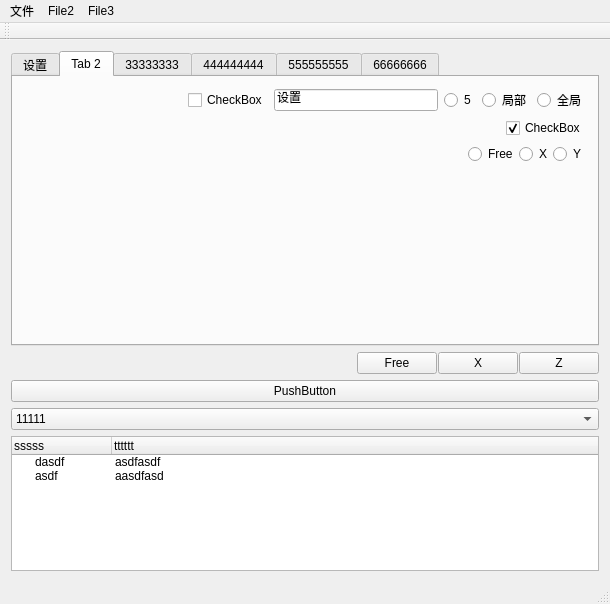
Old version of the form ui/MainWindow.ui in the repository FOHEART/CarbonUI_app.
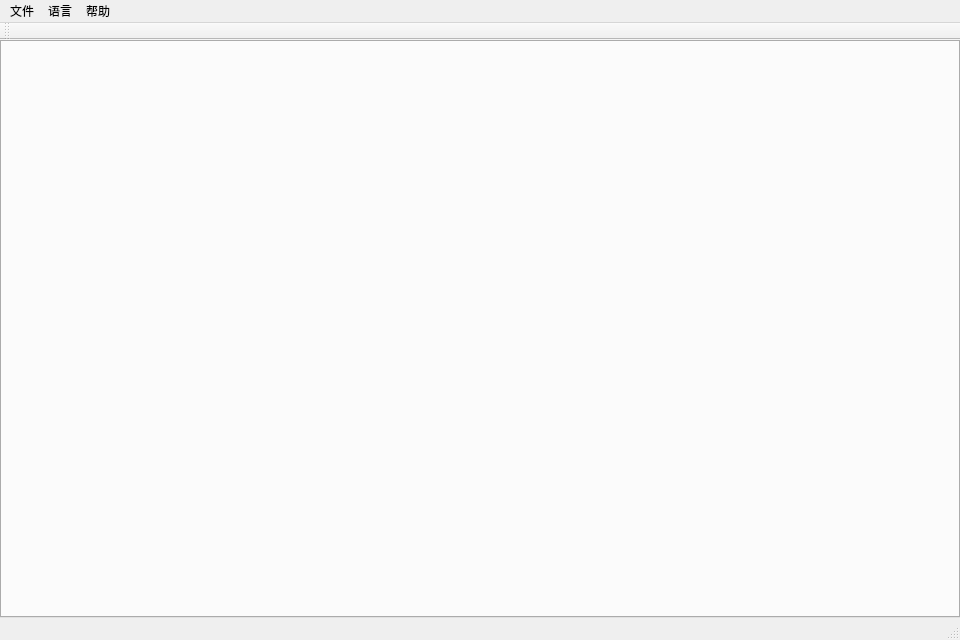
New version of the form. The open tabs and pages were chosen to show the change. Icons and pictures are not drawn.

Patch:
```diff
--- a/ui/MainWindow.ui
+++ b/ui/MainWindow.ui
@@ -6,424 +6,29 @@
    <rect>
     <x>0</x>
     <y>0</y>
-    <width>610</width>
-    <height>604</height>
+    <width>960</width>
+    <height>640</height>
    </rect>
   </property>
   <property name="windowTitle">
    <string>MainWindow</string>
   </property>
   <widget class="QWidget" name="centralWidget">
-   <layout class="QGridLayout" name="gridLayout">
-    <item row="0" column="0">
-     <widget class="QTabWidget" name="tabWidget">
-      <property name="currentIndex">
-       <number>2</number>
-      </property>
-      <widget class="QWidget" name="tab">
-       <attribute name="title">
-        <string>设置</string>
-       </attribute>
-       <layout class="QGridLayout" name="gridLayout_2">
-        <property name="leftMargin">
-         <number>0</number>
-        </property>
-        <property name="topMargin">
-         <number>0</number>
-        </property>
-        <property name="rightMargin">
-         <number>0</number>
-        </property>
-        <property name="bottomMargin">
-         <number>0</number>
-        </property>
-        <property name="spacing">
-         <number>0</number>
-        </property>
-        <item row="0" column="0">
-         <widget class="QScrollArea" name="scrollArea">
-          <property name="widgetResizable">
-           <bool>true</bool>
-          </property>
-          <widget class="QWidget" name="scrollAreaWidgetContents">
-           <property name="geometry">
-            <rect>
-             <x>0</x>
-             <y>0</y>
-             <width>584</width>
-             <height>419</height>
-            </rect>
-           </property>
-           <layout class="QVBoxLayout" name="verticalLayout">
-            <item>
-             <widget class="QGroupBox" name="groupBox_1">
-              <property name="title">
-               <string>设置</string>
-              </property>
-              <property name="flat">
-               <bool>false</bool>
-              </property>
-              <layout class="QVBoxLayout" name="verticalLayout_4">
-               <item>
-                <widget class="QLabel" name="label">
-                 <property name="text">
-                  <string>TextLabel</string>
-                 </property>
-                </widget>
-               </item>
-               <item>
-                <widget class="QLabel" name="label_2">
-                 <property name="text">
-                  <string>TextLabel</string>
-                 </property>
-                </widget>
-               </item>
-               <item>
-                <widget class="QPushButton" name="pushButton_5">
-                 <property name="text">
-                  <string>PushButton</string>
-                 </property>
-                </widget>
-               </item>
-               <item>
-                <widget class="QRadioButton" name="radioButton">
-                 <property name="text">
-                  <string>RadioButton</string>
-                 </property>
-                </widget>
-               </item>
-              </layout>
-             </widget>
-            </item>
-            <item>
-             <widget class="QGroupBox" name="groupBox_2">
-              <property name="title">
-               <string>设置2</string>
-              </property>
-              <layout class="QVBoxLayout" name="verticalLayout_3">
-               <item>
-                <widget class="QPushButton" name="pushButton">
-                 <property name="text">
-                  <string>PushButton</string>
-                 </property>
-                </widget>
-               </item>
-               <item>
-                <widget class="QToolButton" name="toolButton">
-                 <property name="text">
-                  <string>...</string>
-                 </property>
-                </widget>
-               </item>
-               <item>
-                <widget class="QCheckBox" name="checkBox">
-                 <property name="text">
-                  <string>CheckBox</string>
-                 </property>
-                </widget>
-               </item>
-              </layout>
-             </widget>
-            </item>
-            <item>
-             <spacer name="verticalSpacer">
-              <property name="orientation">
-               <enum>Qt::Vertical</enum>
-              </property>
-              <property name="sizeHint" stdset="0">
-               <size>
-                <width>20</width>
-                <height>40</height>
-               </size>
-              </property>
-             </spacer>
-            </item>
-           </layout>
-          </widget>
-         </widget>
-        </item>
-       </layout>
-      </widget>
-      <widget class="QWidget" name="tab_2">
-       <attribute name="title">
-        <string>Tab 2</string>
-       </attribute>
-       <layout class="QVBoxLayout" name="verticalLayout_2">
-        <item>
-         <layout class="QHBoxLayout" name="horizontalLayout_2">
-          <item>
-           <spacer name="horizontalSpacer">
-            <property name="orientation">
-             <enum>Qt::Horizontal</enum>
-            </property>
-            <property name="sizeHint" stdset="0">
-             <size>
-              <width>40</width>
-              <height>20</height>
-             </size>
-            </property>
-           </spacer>
-          </item>
-          <item>
-           <widget class="QCheckBox" name="checkBox_3">
-            <property name="text">
-             <string>CheckBox</string>
-            </property>
-           </widget>
-          </item>
-          <item>
-           <widget class="QLineEdit" name="lineEdit">
-            <property name="text">
-             <string>设置</string>
-            </property>
-           </widget>
-          </item>
-          <item>
-           <widget class="QRadioButton" name="radioButton_4">
-            <property name="text">
-             <string>5</string>
-            </property>
-           </widget>
-          </item>
-          <item>
-           <widget class="QRadioButton" name="radioButton_3">
-            <property name="text">
-             <string>局部</string>
-            </property>
-           </widget>
-          </item>
-          <item>
-           <widget class="QRadioButton" name="radioButton_2">
-            <property name="text">
-             <string>全局</string>
-            </property>
-           </widget>
-          </item>
-         </layout>
-        </item>
-        <item>
-         <layout class="QHBoxLayout" name="horizontalLayout">
-          <item>
-           <spacer name="horizontalSpacer_2">
-            <property name="orientation">
-             <enum>Qt::Horizontal</enum>
-            </property>
-            <property name="sizeHint" stdset="0">
-             <size>
-              <width>40</width>
-              <height>20</height>
-             </size>
-            </property>
-           </spacer>
-          </item>
-          <item>
-           <widget class="QCheckBox" name="checkBox_2">
-            <property name="text">
-             <string>CheckBox</string>
-            </property>
-            <property name="checked">
-             <bool>true</bool>
-            </property>
-           </widget>
-          </item>
-         </layout>
-        </item>
-        <item>
-         <layout class="QHBoxLayout" name="horizontalLayout_4">
-          <property name="spacing">
-           <number>1</number>
-          </property>
-          <item>
-           <spacer name="horizontalSpacer_4">
-            <property name="orientation">
-             <enum>Qt::Horizontal</enum>
-            </property>
-            <property name="sizeHint" stdset="0">
-             <size>
-              <width>40</width>
-              <height>20</height>
-             </size>
-            </property>
-           </spacer>
-          </item>
-          <item>
-           <widget class="QRadioButton" name="radioButton_5">
-            <property name="text">
-             <string>Free</string>
-            </property>
-           </widget>
-          </item>
-          <item>
-           <widget class="QRadioButton" name="radioButton_6">
-            <property name="text">
-             <string>X</string>
-            </property>
-           </widget>
-          </item>
-          <item>
-           <widget class="QRadioButton" name="radioButton_7">
-            <property name="text">
-             <string>Y</string>
-            </property>
-           </widget>
-          </item>
-         </layout>
-        </item>
-        <item>
-         <layout class="QHBoxLayout" name="horizontalLayout_5">
-          <item>
-           <spacer name="horizontalSpacer_5">
-            <property name="orientation">
-             <enum>Qt::Horizontal</enum>
-            </property>
-            <property name="sizeHint" stdset="0">
-             <size>
-              <width>40</width>
-              <height>20</height>
-             </size>
-            </property>
-           </spacer>
-          </item>
-         </layout>
-        </item>
-        <item>
-         <spacer name="verticalSpacer_2">
-          <property name="orientation">
-           <enum>Qt::Vertical</enum>
-          </property>
-          <property name="sizeHint" stdset="0">
-           <size>
-            <width>20</width>
-            <height>40</height>
-           </size>
-          </property>
-         </spacer>
-        </item>
-       </layout>
-      </widget>
-      <widget class="QWidget" name="tab_3">
-       <attribute name="title">
-        <string>33333333</string>
-       </attribute>
-      </widget>
-      <widget class="QWidget" name="tab_4">
-       <attribute name="title">
-        <string>444444444</string>
-       </attribute>
-      </widget>
-      <widget class="QWidget" name="tab_5">
-       <attribute name="title">
-        <string>555555555</string>
-       </attribute>
-      </widget>
-      <widget class="QWidget" name="tab_6">
-       <attribute name="title">
-        <string>66666666</string>
-       </attribute>
-      </widget>
-     </widget>
-    </item>
-    <item row="1" column="0">
-     <layout class="QHBoxLayout" name="horizontalLayout_3">
-      <property name="spacing">
-       <number>1</number>
-      </property>
-      <item>
-       <spacer name="horizontalSpacer_3">
-        <property name="orientation">
-         <enum>Qt::Horizontal</enum>
-        </property>
-        <property name="sizeHint" stdset="0">
-         <size>
-          <width>40</width>
-          <height>20</height>
-         </size>
-        </property>
-       </spacer>
-      </item>
-      <item>
-       <widget class="QPushButton" name="pushButton_7">
-        <property name="text">
-         <string>Free</string>
-        </property>
-       </widget>
-      </item>
-      <item>
-       <widget class="QPushButton" name="pushButton_9">
-        <property name="text">
-         <string>X</string>
-        </property>
-       </widget>
-      </item>
-      <item>
-       <widget class="QPushButton" name="pushButton_10">
-        <property name="text">
-         <string>Z</string>
-        </property>
-       </widget>
-      </item>
-     </layout>
-    </item>
-    <item row="3" column="0">
-     <widget class="QComboBox" name="comboBox">
-      <item>
-       <property name="text">
-        <string>11111</string>
-       </property>
-      </item>
-      <item>
-       <property name="text">
-        <string>22222</string>
-       </property>
-      </item>
-      <item>
-       <property name="text">
-        <string>33333</string>
-       </property>
-      </item>
-      <item>
-       <property name="text">
-        <string>新建项目</string>
-       </property>
-      </item>
-     </widget>
-    </item>
-    <item row="2" column="0">
-     <widget class="QPushButton" name="pushButton_8">
-      <property name="text">
-       <string>PushButton</string>
-      </property>
-     </widget>
-    </item>
-    <item row="4" column="0">
-     <widget class="QTreeWidget" name="treeWidget">
-      <column>
-       <property name="text">
-        <string>sssss</string>
-       </property>
-      </column>
-      <column>
-       <property name="text">
-        <string>tttttt</string>
-       </property>
-      </column>
-      <item>
-       <property name="text">
-        <string>dasdf</string>
-       </property>
-       <property name="text">
-        <string>asdfasdf</string>
-       </property>
-      </item>
-      <item>
-       <property name="text">
-        <string>asdf</string>
-       </property>
-       <property name="text">
-        <string>aasdfasd</string>
-       </property>
-      </item>
-     </widget>
+   <layout class="QVBoxLayout" name="verticalLayoutMain">
+    <property name="leftMargin">
+     <number>0</number>
+    </property>
+    <property name="topMargin">
+     <number>0</number>
+    </property>
+    <property name="rightMargin">
+     <number>0</number>
+    </property>
+    <property name="bottomMargin">
+     <number>0</number>
+    </property>
+    <item>
+     <widget class="QTabWidget" name="tabWidget"/>
     </item>
    </layout>
   </widget>
@@ -432,7 +37,7 @@
     <rect>
      <x>0</x>
      <y>0</y>
-     <width>610</width>
+     <width>960</width>
      <height>22</height>
     </rect>
    </property>
@@ -444,23 +49,23 @@
     <addaction name="actionaaa"/>
     <addaction name="actionbbb"/>
    </widget>
-   <widget class="QMenu" name="menuFile2">
+   <widget class="QMenu" name="menuLanguage">
     <property name="title">
-     <string>File2</string>
+     <string>语言</string>
     </property>
     <addaction name="action111111"/>
     <addaction name="action222222"/>
    </widget>
-   <widget class="QMenu" name="menuFile3">
+   <widget class="QMenu" name="menuHelp">
     <property name="title">
-     <string>File3</string>
+     <string>帮助</string>
     </property>
     <addaction name="actionadsfadsfasdfasdfasdf"/>
     <addaction name="actionasdadfasdfasdf"/>
    </widget>
    <addaction name="menuFile"/>
-   <addaction name="menuFile2"/>
-   <addaction name="menuFile3"/>
+   <addaction name="menuLanguage"/>
+   <addaction name="menuHelp"/>
   </widget>
   <widget class="QToolBar" name="mainToolBar">
    <attribute name="toolBarArea">
```
Left out of the diff: 52 changed lines with no effect on the pictures.
